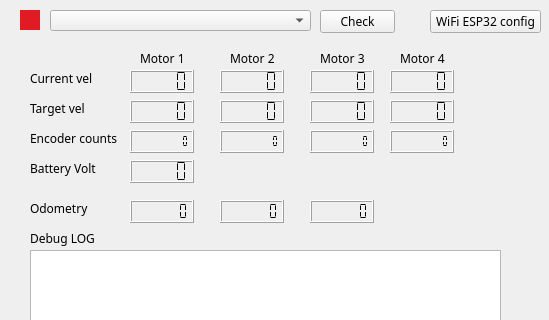
Qt form qt_interface/mainwindow.ui (PabloNH00/rosa_firmware_Pablo) before a commit; both pictures show x 0 to 549 and y 0 to 320 of the 549 by 480 pixel window.
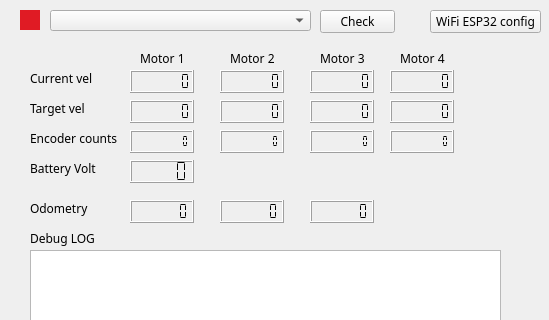
The same form after that commit. Custom widgets are drawn as their Qt base class.

```diff
--- a/qt_interface/mainwindow.ui
+++ b/qt_interface/mainwindow.ui
@@ -107,6 +107,9 @@
     <property name="lineWidth">
      <number>1</number>
     </property>
+    <property name="digitCount">
+     <number>7</number>
+    </property>
     <property name="segmentStyle">
      <enum>QLCDNumber::Flat</enum>
     </property>
@@ -120,6 +123,12 @@
       <height>23</height>
      </rect>
     </property>
+    <property name="smallDecimalPoint">
+     <bool>false</bool>
+    </property>
+    <property name="digitCount">
+     <number>7</number>
+    </property>
     <property name="segmentStyle">
      <enum>QLCDNumber::Flat</enum>
     </property>
@@ -149,6 +158,9 @@
       <height>23</height>
      </rect>
     </property>
+    <property name="digitCount">
+     <number>7</number>
+    </property>
     <property name="segmentStyle">
      <enum>QLCDNumber::Flat</enum>
     </property>
@@ -162,6 +174,9 @@
       <height>23</height>
      </rect>
     </property>
+    <property name="digitCount">
+     <number>7</number>
+    </property>
     <property name="segmentStyle">
      <enum>QLCDNumber::Flat</enum>
     </property>
@@ -191,6 +206,9 @@
       <height>23</height>
      </rect>
     </property>
+    <property name="digitCount">
+     <number>7</number>
+    </property>
     <property name="segmentStyle">
      <enum>QLCDNumber::Flat</enum>
     </property>
@@ -204,6 +222,9 @@
       <height>23</height>
      </rect>
     </property>
+    <property name="digitCount">
+     <number>7</number>
+    </property>
     <property name="segmentStyle">
      <enum>QLCDNumber::Flat</enum>
     </property>
@@ -233,6 +254,9 @@
       <height>23</height>
      </rect>
     </property>
+    <property name="digitCount">
+     <number>7</number>
+    </property>
     <property name="segmentStyle">
      <enum>QLCDNumber::Flat</enum>
     </property>
@@ -246,6 +270,9 @@
       <height>23</height>
      </rect>
     </property>
+    <property name="digitCount">
+     <number>7</number>
+    </property>
     <property name="segmentStyle">
      <enum>QLCDNumber::Flat</enum>
     </property>
```
Left out of the diff: 2 changed lines with no effect on the pictures.
